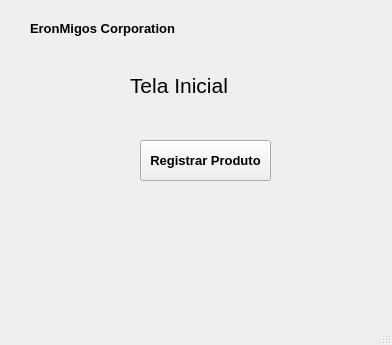
Before: the Qt Designer form projetoControleEstoque/ControleEstoque/mainwindow.ui in ThalesEron/controleEstoqueEstudoC, drawn with Qt 5.
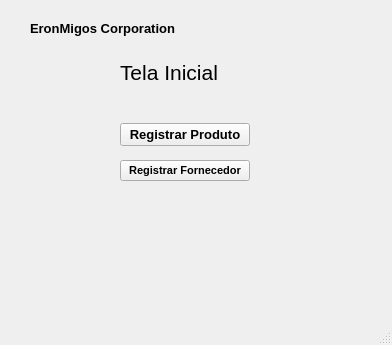
After: the same form once the commit is applied.

Diff of the .ui file:
```diff
--- a/projetoControleEstoque/ControleEstoque/mainwindow.ui
+++ b/projetoControleEstoque/ControleEstoque/mainwindow.ui
@@ -14,45 +14,6 @@
    <string>MainWindow</string>
   </property>
   <widget class="QWidget" name="centralwidget">
-   <widget class="QPushButton" name="pushButton">
-    <property name="geometry">
-     <rect>
-      <x>140</x>
-      <y>140</y>
-      <width>131</width>
-      <height>41</height>
-     </rect>
-    </property>
-    <property name="font">
-     <font>
-      <pointsize>10</pointsize>
-      <weight>75</weight>
-      <bold>true</bold>
-     </font>
-    </property>
-    <property name="text">
-     <string>Registrar Produto</string>
-    </property>
-   </widget>
-   <widget class="QLabel" name="label">
-    <property name="geometry">
-     <rect>
-      <x>130</x>
-      <y>60</y>
-      <width>151</width>
-      <height>51</height>
-     </rect>
-    </property>
-    <property name="font">
-     <font>
-      <family>Nirmala UI</family>
-      <pointsize>16</pointsize>
-     </font>
-    </property>
-    <property name="text">
-     <string>Tela Inicial</string>
-    </property>
-   </widget>
    <widget class="QLabel" name="label_2">
     <property name="geometry">
      <rect>
@@ -73,6 +34,124 @@
      <string>EronMigos Corporation</string>
     </property>
    </widget>
+   <widget class="QWidget" name="">
+    <property name="geometry">
+     <rect>
+      <x>120</x>
+      <y>60</y>
+      <width>130</width>
+      <height>121</height>
+     </rect>
+    </property>
+    <layout class="QVBoxLayout" name="verticalLayout">
+     <item>
+      <widget class="QLabel" name="label">
+       <property name="font">
+        <font>
+         <family>Nirmala UI</family>
+         <pointsize>16</pointsize>
+        </font>
+       </property>
+       <property name="text">
+        <string>Tela Inicial</string>
+       </property>
+      </widget>
+     </item>
+     <item>
+      <spacer name="verticalSpacer">
+       <property name="orientation">
+        <enum>Qt::Vertical</enum>
+       </property>
+       <property name="sizeHint" stdset="0">
+        <size>
+         <width>20</width>
+         <height>40</height>
+        </size>
+       </property>
+      </spacer>
+     </item>
+     <item>
+      <spacer name="verticalSpacer_2">
+       <property name="orientation">
+        <enum>Qt::Vertical</enum>
+       </property>
+       <property name="sizeHint" stdset="0">
+        <size>
+         <width>20</width>
+         <height>40</height>
+        </size>
+       </property>
+      </spacer>
+     </item>
+     <item>
+      <spacer name="verticalSpacer_3">
+       <property name="orientation">
+        <enum>Qt::Vertical</enum>
+       </property>
+       <property name="sizeHint" stdset="0">
+        <size>
+         <width>20</width>
+         <height>40</height>
+        </size>
+       </property>
+      </spacer>
+     </item>
+     <item>
+      <spacer name="verticalSpacer_4">
+       <property name="orientation">
+        <enum>Qt::Vertical</enum>
+       </property>
+       <property name="sizeHint" stdset="0">
+        <size>
+         <width>20</width>
+         <height>40</height>
+        </size>
+       </property>
+      </spacer>
+     </item>
+     <item>
+      <widget class="QPushButton" name="pushButton">
+       <property name="font">
+        <font>
+         <pointsize>10</pointsize>
+         <weight>75</weight>
+         <bold>true</bold>
+        </font>
+       </property>
+       <property name="text">
+        <string>Registrar Produto</string>
+       </property>
+      </widget>
+     </item>
+     <item>
+      <spacer name="verticalSpacer_5">
+       <property name="orientation">
+        <enum>Qt::Vertical</enum>
+       </property>
+       <property name="sizeHint" stdset="0">
+        <size>
+         <width>20</width>
+         <height>40</height>
+        </size>
+       </property>
+      </spacer>
+     </item>
+     <item>
+      <widget class="QPushButton" name="pushButton_2">
+       <property name="font">
+        <font>
+         <pointsize>8</pointsize>
+         <weight>75</weight>
+         <bold>true</bold>
+        </font>
+       </property>
+       <property name="text">
+        <string>Registrar Fornecedor</string>
+       </property>
+      </widget>
+     </item>
+    </layout>
+   </widget>
   </widget>
   <widget class="QMenuBar" name="menubar">
    <property name="geometry">
```
